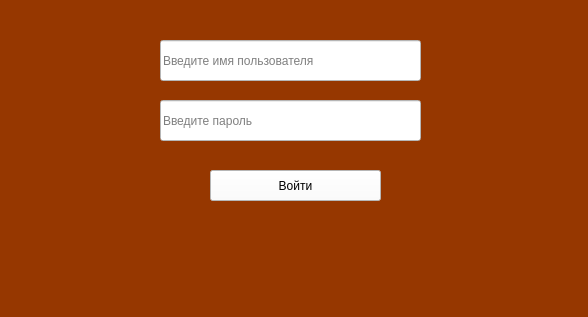
Above: design/authorization.ui from aikarimovvw/Library_System-QtProject before the change. Below: the same form after it.
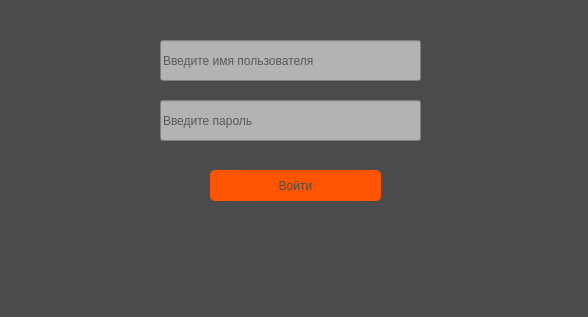
That is the form after the change.

Commit message: новый дизайн update

```diff
--- a/design/authorization.ui
+++ b/design/authorization.ui
@@ -14,7 +14,7 @@
    <string>MainWindow</string>
   </property>
   <property name="styleSheet">
-   <string notr="true">background-color: rgb(150, 55, 0);</string>
+   <string notr="true">background-color: rgb(75, 75, 75);</string>
   </property>
   <widget class="QWidget" name="centralwidget">
    <widget class="QPushButton" name="btn_enter">
@@ -27,7 +27,10 @@
      </rect>
     </property>
     <property name="styleSheet">
-     <string notr="true">background-color: rgb(255, 255, 255);</string>
+     <string notr="true">background-color: rgb(255, 85, 0);
+color: rgb(75, 75, 75);
+font: 9pt &quot;Segoe UI&quot;;
+border-radius: 5px;</string>
     </property>
     <property name="text">
      <string>Войти</string>
@@ -43,7 +46,8 @@
      </rect>
     </property>
     <property name="styleSheet">
-     <string notr="true">background-color: rgb(255, 255, 255);</string>
+     <string notr="true">alternate-background-color: rgb(85, 170, 255);
+background-color: rgb(179, 179, 179);</string>
     </property>
     <property name="placeholderText">
      <string>Введите имя пользователя</string>
@@ -59,7 +63,8 @@
      </rect>
     </property>
     <property name="styleSheet">
-     <string notr="true">background-color: rgb(255, 255, 255);</string>
+     <string notr="true">alternate-background-color: rgb(85, 170, 255);
+background-color: rgb(179, 179, 179);</string>
     </property>
     <property name="placeholderText">
      <string>Введите пароль</string>
```
Left out of the diff: 2 changed lines with no effect on the pictures. The commit also changes 3 other files.
